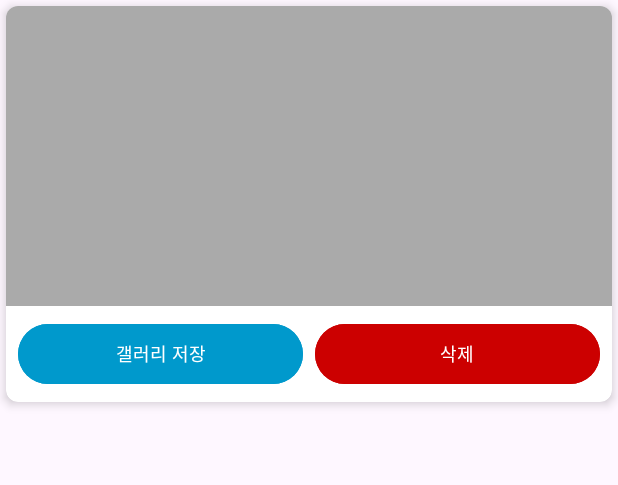
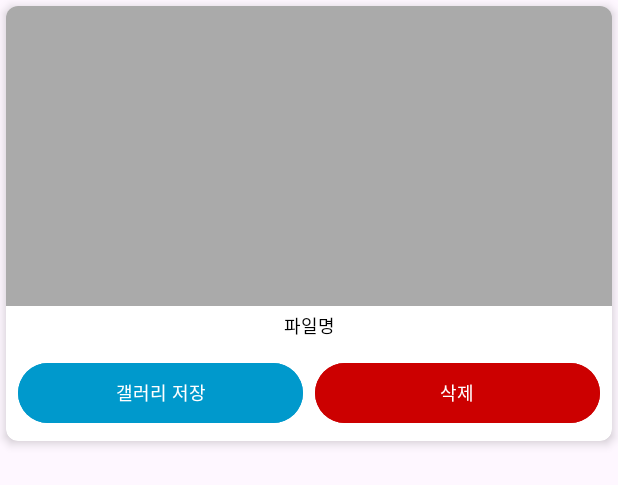
Before and after one commit to happyfacehappyface/nookstyle, an Android app: the layout item_screenshot.xml on its own in the app's theme, with its tools: preview values and no code run, on a phone screen of 412 x 824 dp. Shown: the top 485 px of the screen. Run offline under Robolectric (Android 15) with nearby library versions, the phone set to English and light mode, and no system bars.

Commit message:
Add: Popup for saving screenshot & naming

```diff
--- a/app/src/main/java/com/example/nookstyle/ui/adapter/ScreenshotAdapter.kt
+++ b/app/src/main/java/com/example/nookstyle/ui/adapter/ScreenshotAdapter.kt
@@ -12,6 +12,7 @@ import android.view.View
 import android.view.ViewGroup
 import android.widget.Button
 import android.widget.ImageView
+import android.widget.TextView
 import android.widget.Toast
 import androidx.recyclerview.widget.RecyclerView
 import com.example.nookstyle.R
@@ -28,6 +29,7 @@ class ScreenshotAdapter(
 
     class ScreenshotViewHolder(view: View) : RecyclerView.ViewHolder(view) {
         val imageView: ImageView = view.findViewById(R.id.imageViewScreenshot)
+        val tvFileName: TextView = view.findViewById(R.id.tvFileName)
         val btnSaveToGallery: Button = view.findViewById(R.id.btnSaveToGallery)
         val btnDelete: Button = view.findViewById(R.id.btnDelete)
     }
@@ -40,6 +42,10 @@ class ScreenshotAdapter(
 
     override fun onBindViewHolder(holder: ScreenshotViewHolder, position: Int) {
         val file = screenshotFiles[position]
+
+        // 파일명 표시 (확장자 제외)
+        val fileName = file.nameWithoutExtension
+        holder.tvFileName.text = fileName
 
         // 이미지 로드 (메모리 최적화)
         try {
--- a/app/src/main/res/layout/item_screenshot.xml
+++ b/app/src/main/res/layout/item_screenshot.xml
@@ -20,6 +20,20 @@
             android:scaleType="centerCrop"
             android:background="@android:color/darker_gray"
             android:contentDescription="스크린샷 이미지" />
+
+        <!-- 파일명 표시 -->
+        <TextView
+            android:id="@+id/tvFileName"
+            android:layout_width="match_parent"
+            android:layout_height="wrap_content"
+            android:text="파일명"
+            android:textSize="12sp"
+            android:textColor="@android:color/black"
+            android:gravity="center"
+            android:padding="4dp"
+            android:background="@android:color/white"
+            android:maxLines="1"
+            android:ellipsize="end" />
 
         <!-- 버튼 컨테이너 -->
         <LinearLayout
```
Also changed, not shown: app/src/main/java/com/example/nookstyle/ui/fragments/Tab1Fragment.kt (+42 -2 lines), app/src/main/java/com/example/nookstyle/ui/fragments/Tab2Fragment.kt (+24 -1 lines), app/src/main/res/layout/dialog_filename_input.xml (added, +22 -0 lines), app/src/main/res/layout/fragment_tab2.xml (+12 -0 lines).
